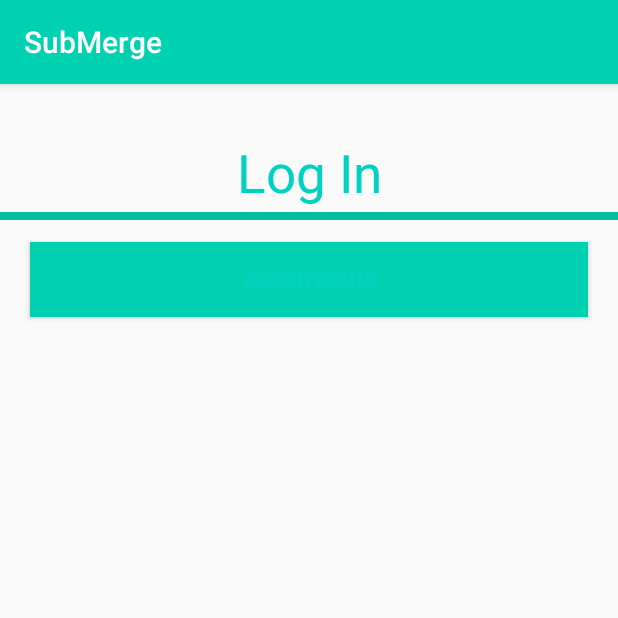
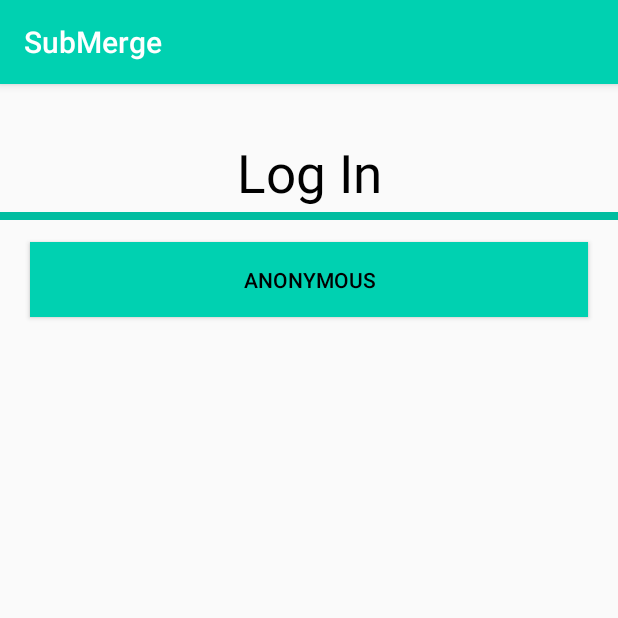
Before and after one commit to c-torres05/SubMerge, an Android app: the screen it shows after launch (LoginHandler), on a phone screen of 412 x 824 dp, the top half of it. Run offline under Robolectric (Android 15) with nearby library versions, the light colour scheme and no system bars; libraries missing offline, so code that uses them is left out: org.bson, org.bson.types.

Commit message:
Fix coloring on the login view & make login view go to search view

```diff
--- a/app/src/main/AndroidManifest.xml
+++ b/app/src/main/AndroidManifest.xml
@@ -3,6 +3,7 @@
     package="com.example.submerge">
 
     <application
+        android:name=".App"
         android:allowBackup="true"
         android:icon="@mipmap/ic_launcher"
         android:label="@string/app_name"
--- a/app/src/main/java/com/example/SubMerge/models/requests/SearchRequest.java
+++ b/app/src/main/java/com/example/SubMerge/models/requests/SearchRequest.java
@@ -1,4 +1,4 @@
-package com.example.SubMerge.models.requests;
+package com.example.submerge.models.requests;
 
 import com.example.submerge.models.Subscription;
 import com.example.submerge.models.User;
--- a/app/src/main/java/com/example/submerge/interfaces/LoginHandler.java
+++ b/app/src/main/java/com/example/submerge/interfaces/LoginHandler.java
@@ -10,6 +10,7 @@ import androidx.annotation.Nullable;
 import androidx.appcompat.app.AppCompatActivity;
 
 import com.example.submerge.R;
+import com.example.submerge.models.requests.SearchRequest;
 import com.example.submerge.models.Callback;
 import com.example.submerge.models.Result;
 import com.example.submerge.models.User;
--- a/app/src/main/res/layout/login.xml
+++ b/app/src/main/res/layout/login.xml
@@ -2,16 +2,15 @@
 <RelativeLayout xmlns:android="http://schemas.android.com/apk/res/android"
     xmlns:tools="http://schemas.android.com/tools"
     android:layout_width="match_parent"
-    android:layout_height="match_parent"
-    tools:context=".LogonActivity" >
+    android:layout_height="match_parent">
 
     <TextView
         android:id="@+id/textView"
         android:layout_width="match_parent"
         android:layout_height="wrap_content"
-        android:text="Log In"
-        android:textSize="35dp"
-        android:textColor="@color/colorAccent"
+        android:text="@string/login_title_text"
+        android:textSize="35sp"
+        android:textColor="@color/text"
         android:textAlignment="center"
         android:layout_centerHorizontal="true"
         android:layout_alignParentTop="true"
@@ -26,13 +25,13 @@
 
     <Button
         android:id="@+id/anon_login_button"
-        android:textColor="@color/colorAccent"
+        android:textColor="@color/text"
         android:background="@color/colorPrimary"
         android:layout_width="match_parent"
         android:layout_height="50dp"
         android:layout_marginTop="105dp"
         android:layout_marginLeft="20dp"
         android:layout_marginRight="20dp"
-        android:text="Anonymous"
+        android:text="@string/login_button_text"
         android:elevation="2dp"/>
 </RelativeLayout>
--- a/app/src/main/res/values/colors.xml
+++ b/app/src/main/res/values/colors.xml
@@ -4,4 +4,5 @@
     <color name="colorPrimary">#00D1B1</color>
     <color name="colorPrimaryDark">#00BDA0</color>
     <color name="colorAccent">#00D1C2</color>
+    <color name="text">#000000</color>
 </resources>
```
